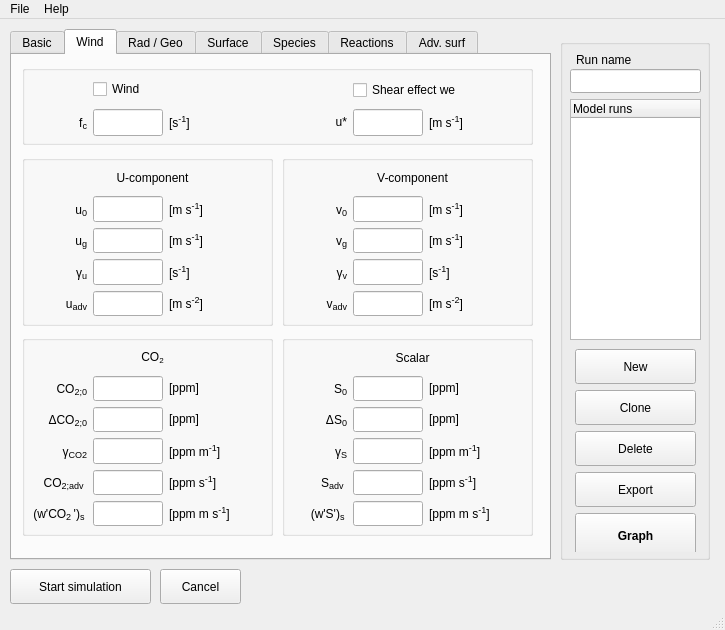
Above: mainwindow.ui from classmodel/modelgui before the change. Below: the same form after it.
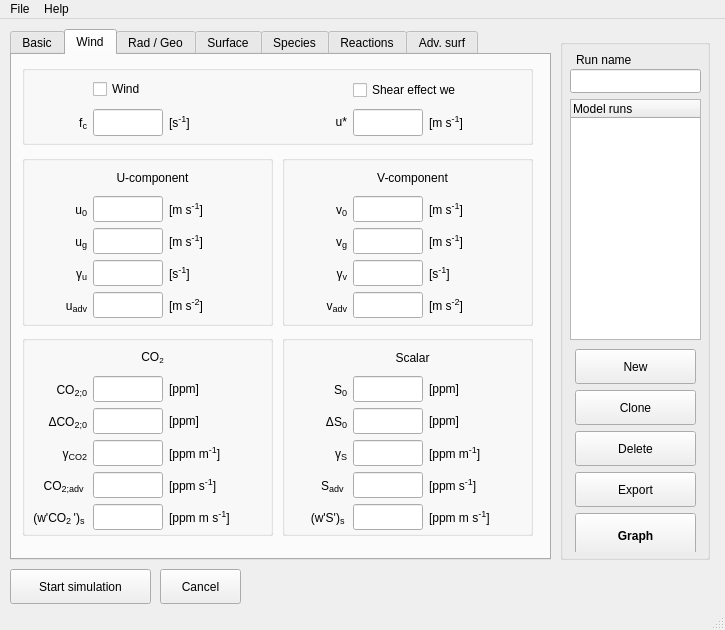
That is the form after the change. The open tabs and pages were chosen to show the change.

Commit message: Minor fixes (name application, ..)§

The edit to the form file:
```diff
--- a/mainwindow.ui
+++ b/mainwindow.ui
@@ -1603,7 +1603,7 @@
          <x>10</x>
          <y>10</y>
          <width>241</width>
-         <height>151</height>
+         <height>153</height>
         </rect>
        </property>
        <layout class="QGridLayout" name="wind_U_grid" columnstretch="1,0,1" columnminimumwidth="50,0,90">
@@ -1941,7 +1941,7 @@
          <x>10</x>
          <y>10</y>
          <width>241</width>
-         <height>151</height>
+         <height>153</height>
         </rect>
        </property>
        <layout class="QGridLayout" name="u_comp_grid_2" columnstretch="1,0,1" columnminimumwidth="50,0,90">
@@ -2279,7 +2279,7 @@
          <x>10</x>
          <y>10</y>
          <width>241</width>
-         <height>181</height>
+         <height>185</height>
         </rect>
        </property>
        <layout class="QGridLayout" name="scalar_grid" columnstretch="1,0,1" columnminimumwidth="50,0,90">
@@ -2702,7 +2702,7 @@
          <x>10</x>
          <y>10</y>
          <width>241</width>
-         <height>181</height>
+         <height>185</height>
         </rect>
        </property>
        <layout class="QGridLayout" name="CO2_grid" columnstretch="1,0,1" columnminimumwidth="50,0,90">
@@ -3124,7 +3124,7 @@
         <rect>
          <x>10</x>
          <y>10</y>
-         <width>241</width>
+         <width>247</width>
          <height>61</height>
         </rect>
        </property>
```
Left out of the diff: 16 changed lines with no effect on the pictures. The commit also changes 1 other file.
